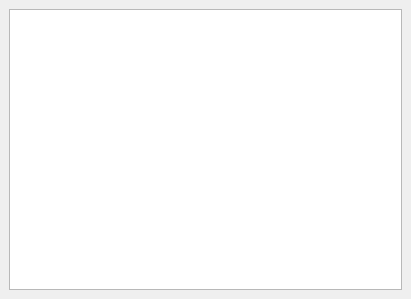
Above: source/molecules_dock.ui from janvc/molconv before the change. Below: the same form after it.
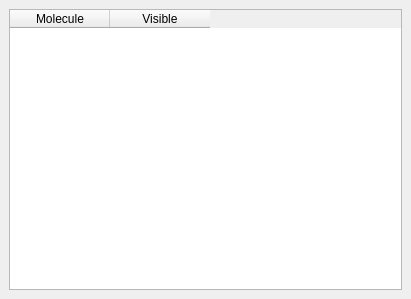
That is the form after the change.

Commit message:
molecule list now table with visible option. Therefor modified add_molecule.
TableWidget for molecule list, so that every molecule get a visibility
checkbox to swich the single molecules on or off.
Therefor in the main window a vector of graph items will be used, so
that the single molecule graph items can be accessed easiely.

Diff of the .ui file:
```diff
--- a/source/molecules_dock.ui
+++ b/source/molecules_dock.ui
@@ -16,7 +16,70 @@
   <widget class="QWidget" name="dockWidgetContents">
    <layout class="QGridLayout" name="gridLayout">
     <item row="0" column="0">
-     <widget class="QListWidget" name="molecule_list"/>
+     <widget class="QScrollArea" name="scrollArea">
+      <property name="frameShadow">
+       <enum>QFrame::Sunken</enum>
+      </property>
+      <property name="widgetResizable">
+       <bool>true</bool>
+      </property>
+      <widget class="QWidget" name="scrollAreaWidgetContents">
+       <property name="geometry">
+        <rect>
+         <x>0</x>
+         <y>0</y>
+         <width>391</width>
+         <height>260</height>
+        </rect>
+       </property>
+       <layout class="QHBoxLayout" name="horizontalLayout">
+        <property name="spacing">
+         <number>0</number>
+        </property>
+        <property name="leftMargin">
+         <number>0</number>
+        </property>
+        <property name="topMargin">
+         <number>0</number>
+        </property>
+        <property name="rightMargin">
+         <number>0</number>
+        </property>
+        <property name="bottomMargin">
+         <number>0</number>
+        </property>
+        <item>
+         <widget class="QTableWidget" name="molecule_settings">
+          <property name="frameShape">
+           <enum>QFrame::NoFrame</enum>
+          </property>
+          <property name="frameShadow">
+           <enum>QFrame::Plain</enum>
+          </property>
+          <property name="editTriggers">
+           <set>QAbstractItemView::NoEditTriggers</set>
+          </property>
+          <property name="selectionBehavior">
+           <enum>QAbstractItemView::SelectRows</enum>
+          </property>
+          <property name="columnCount">
+           <number>2</number>
+          </property>
+          <column>
+           <property name="text">
+            <string>Molecule</string>
+           </property>
+          </column>
+          <column>
+           <property name="text">
+            <string>Visible</string>
+           </property>
+          </column>
+         </widget>
+        </item>
+       </layout>
+      </widget>
+     </widget>
     </item>
    </layout>
   </widget>
```
The commit also changes 4 other files.
